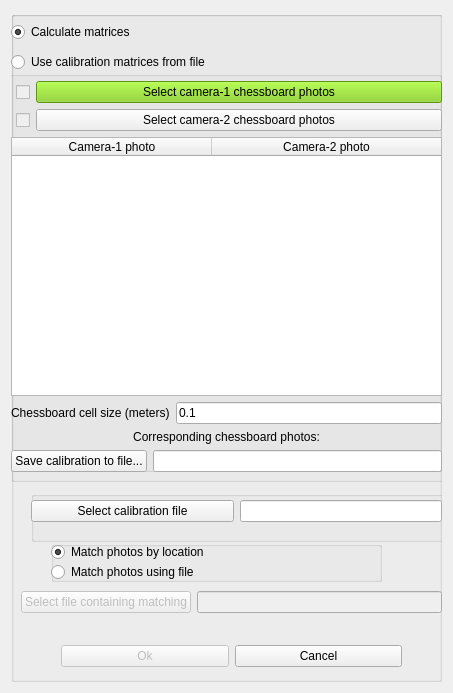
Qt form dialog.ui (Aspirisha/Thermal_vision) before a commit.
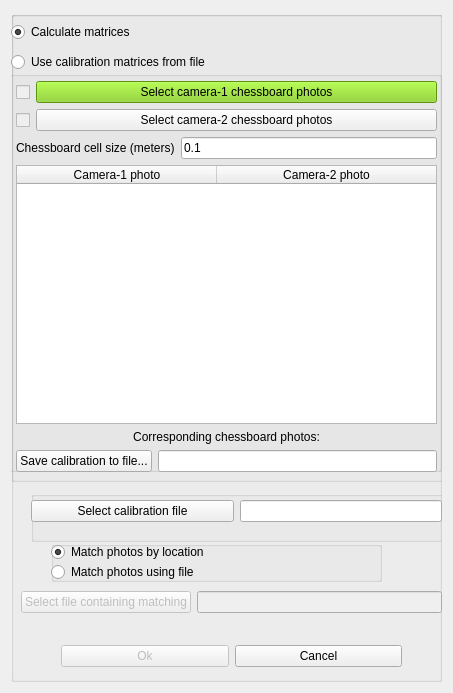
The same form after that commit.

```diff
--- a/dialog.ui
+++ b/dialog.ui
@@ -135,6 +135,12 @@
          </rect>
         </property>
         <layout class="QVBoxLayout" name="calculate_matrices_opt_layout">
+         <property name="leftMargin">
+          <number>5</number>
+         </property>
+         <property name="rightMargin">
+          <number>5</number>
+         </property>
          <item>
           <layout class="QHBoxLayout" name="horizontalLayout8"/>
          </item>
@@ -144,7 +150,10 @@
             <enum>QFormLayout::AllNonFixedFieldsGrow</enum>
            </property>
            <property name="leftMargin">
-            <number>5</number>
+            <number>0</number>
+           </property>
+           <property name="rightMargin">
+            <number>0</number>
            </property>
            <item row="0" column="1">
             <widget class="QPushButton" name="rgb_calibration_files_button">
@@ -627,6 +636,27 @@
            </item>
           </layout>
          </item>
+         <item>
+          <layout class="QFormLayout" name="formLayout">
+           <property name="fieldGrowthPolicy">
+            <enum>QFormLayout::AllNonFixedFieldsGrow</enum>
+           </property>
+           <item row="0" column="0">
+            <widget class="QLabel" name="label_3">
+             <property name="text">
+              <string>Chessboard cell size (meters)</string>
+             </property>
+            </widget>
+           </item>
+           <item row="0" column="1">
+            <widget class="QLineEdit" name="cell_size_edit">
+             <property name="text">
+              <string>0.1</string>
+             </property>
+            </widget>
+           </item>
+          </layout>
+         </item>
          <item>
           <widget class="QTableWidget" name="rgb_tv_table">
            <property name="sizePolicy">
@@ -662,27 +692,6 @@
            </column>
           </widget>
          </item>
-         <item>
-          <layout class="QFormLayout" name="formLayout">
-           <property name="fieldGrowthPolicy">
-            <enum>QFormLayout::AllNonFixedFieldsGrow</enum>
-           </property>
-           <item row="0" column="0">
-            <widget class="QLabel" name="label_3">
-             <property name="text">
-              <string>Chessboard cell size (meters)</string>
-             </property>
-            </widget>
-           </item>
-           <item row="0" column="1">
-            <widget class="QLineEdit" name="cell_size_edit">
-             <property name="text">
-              <string>0.1</string>
-             </property>
-            </widget>
-           </item>
-          </layout>
-         </item>
          <item>
           <widget class="QLabel" name="label">
            <property name="text">
```
